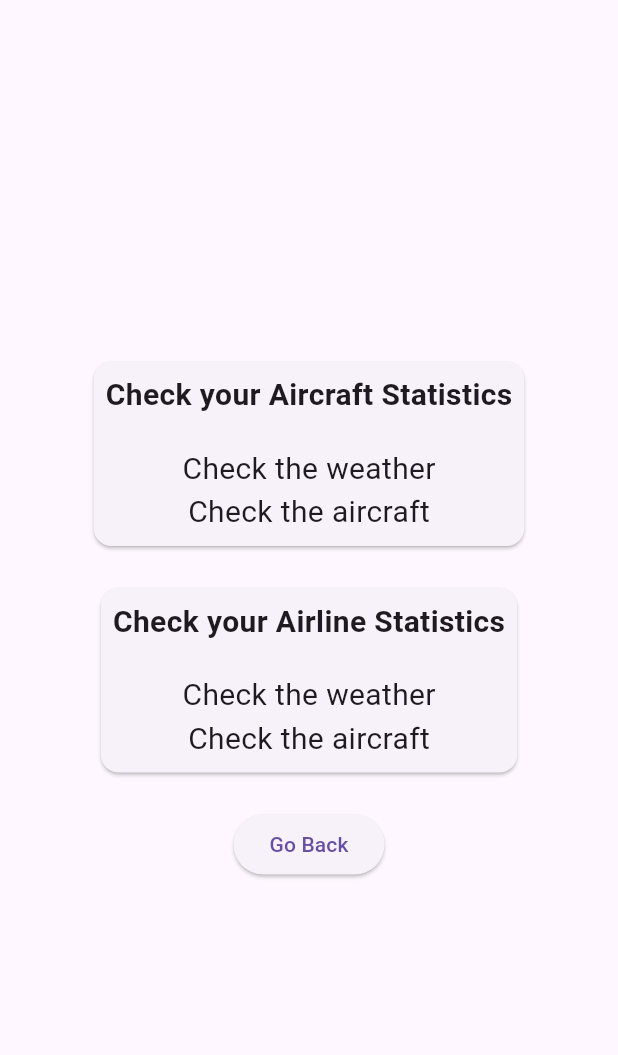
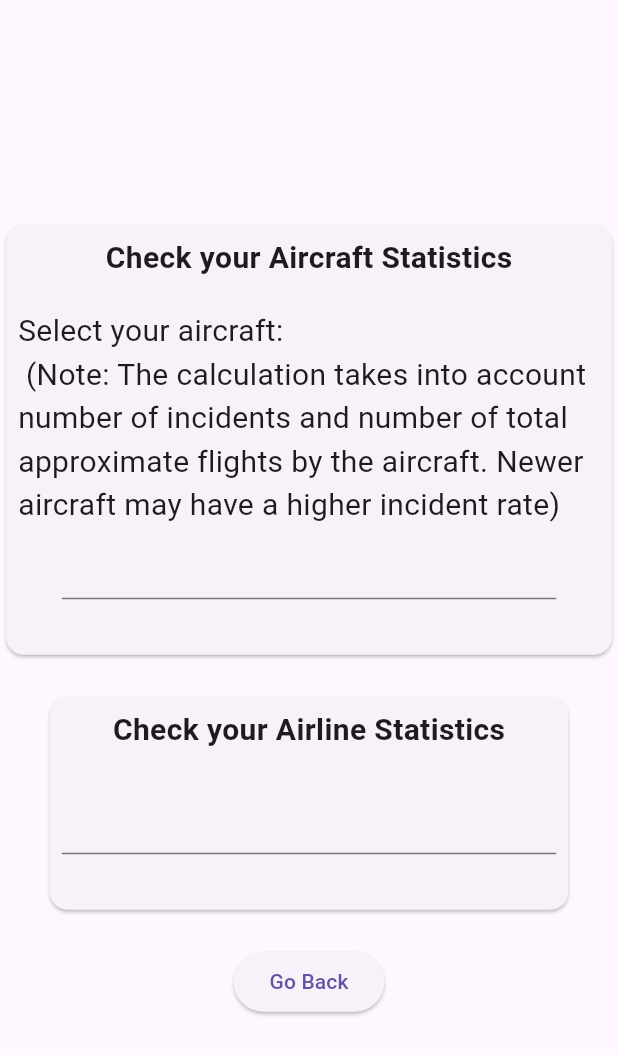
Before and after one commit to AndersonPech/planeselfhelpapp, a Flutter app: the screen it shows after launch, after a tap on "Before your flight", on a phone screen of 412 x 824 dp. Shown: the top 1055 px of the screen. Run offline on Flutter 3.47's test engine with Material 3 defaults, Android fonts, the phone set to English and light mode, and no system bars; missing offline and left inert: gif.

Commit message:
created statistics

```diff
--- a/lib/main.dart
+++ b/lib/main.dart
@@ -1,10 +1,15 @@
 import 'package:flutter/material.dart';
+import 'package:gif/gif.dart';
+import 'package:planestats/pages/statistics.dart';
 import 'pages/beforeflight.dart' as beforeflight;
 import 'pages/duringflight.dart' as duringflight;
 import 'pages/afterflight.dart' as afterflight;
+import 'pages/statistics.dart' as statistics;
 
 void main() {
   runApp(const MyApp());
+  Calculation().setAircraftData();
+  Calculation().setAirlineData();
 }
 
 class MyApp extends StatelessWidget {
@@ -17,37 +22,52 @@ class MyApp extends StatelessWidget {
   }
 }
 
-class HomePage extends StatelessWidget {
+class HomePage extends StatefulWidget {
   const HomePage({super.key});
+
+  @override
+  _HomePageState createState() => _HomePageState();
+}
+
+class _HomePageState extends State<HomePage> with SingleTickerProviderStateMixin {
+  late GifController controller;
+
+  @override
+  void initState() {
+    super.initState();
+    controller = GifController(vsync: this);
+  }
+
 
   @override
   Widget build(BuildContext context) {
     return Scaffold(
       body: Stack(
         children: [
-          Container(
-            decoration: BoxDecoration(
-              gradient: LinearGradient(
-                begin: Alignment.topLeft,
-                end: Alignment.bottomRight,
-                colors: [
-                  const Color.fromARGB(255, 180, 206, 227), // Start color
-                  const Color.fromARGB(255, 96, 154, 255), // End color
-                ],
+          Gif(
+            controller: controller,
+            fps: 15,
+            image: AssetImage('assets/images/blue.gif'),
+            fit: BoxFit.cover,
+            width: double.infinity,
+            height: double.infinity,
           ),
-            ),
-            child: Center(
+          Center(
             child: ListView(
               shrinkWrap: true,
-                //Make a button that goes to before flight page
+              // Make a button that goes to before flight page
               children: [
                 SizedBox(
-                    //Change the color of the text to white
+                  // Change the color of the text to white
                   child: Column(
                     children: [
                       Text(
                         'Welcome to the Flight Companion App',
-                        style: TextStyle(color: Colors.white, fontSize: 30, fontWeight: FontWeight.bold),
+                        style: TextStyle(
+                          color: Colors.white,
+                          fontSize: 30,
+                          fontWeight: FontWeight.bold,
+                        ),
                         textAlign: TextAlign.center,
                       ),
                       SizedBox(height: 20), // Add spacing
@@ -55,24 +75,28 @@ class HomePage extends StatelessWidget {
                         onPressed: () {
                           Navigator.of(context).push(
                             MaterialPageRoute(
-                          builder:
-                            (context) => beforeflight.Beforeflight(),
+                              builder: (context) => beforeflight.Beforeflight(),
                             ),
                           );
                         },
-                        child: Text('Before your flight', style: TextStyle(color: Colors.blueAccent),),
+                        child: Text(
+                          'Before your flight',
+                          style: TextStyle(color: Colors.blueAccent),
+                        ),
                       ),
                       SizedBox(height: 20), // Add spacing
                       ElevatedButton(
                         onPressed: () {
                           Navigator.of(context).push(
                             MaterialPageRoute(
-                          builder:
-                            (context) => duringflight.Duringflight(),
+                              builder: (context) => duringflight.Duringflight(),
                             ),
                           );
                         },
-                        child: Text('During your flight', style: TextStyle(color: Colors.blueAccent)),
+                        child: Text(
+                          'During your flight',
+                          style: TextStyle(color: Colors.blueAccent),
+                        ),
                       ),
                       SizedBox(height: 20), // Add spacing
                       ElevatedButton(
@@ -83,7 +107,10 @@ class HomePage extends StatelessWidget {
                             ),
                           );
                         },
-                        child: Text('After your flight',  style: TextStyle(color: Colors.blueAccent)),
+                        child: Text(
+                          'After your flight',
+                          style: TextStyle(color: Colors.blueAccent),
+                        ),
                       ),
                     ],
                   ),
@@ -91,7 +118,6 @@ class HomePage extends StatelessWidget {
               ],
             ),
           ),
-          ),
         ],
       ),
     );
--- a/lib/pages/beforeflight.dart
+++ b/lib/pages/beforeflight.dart
@@ -1,8 +1,19 @@
 import 'package:flutter/material.dart';
+import 'package:planestats/globals.dart';
+import 'package:planestats/pages/statistics.dart';
 
-class Beforeflight extends StatelessWidget {
+String aircraftData = '';
+String airlineData = '';
+Calculation calculation = Calculation();
+
+class Beforeflight extends StatefulWidget {
   const Beforeflight({super.key});
 
+  @override
+  _BeforeflightState createState() => _BeforeflightState();
+}
+
+class _BeforeflightState extends State<Beforeflight> {
   @override
   Widget build(BuildContext context) {
     return Scaffold(
@@ -14,16 +25,47 @@ class Beforeflight extends StatelessWidget {
             Card(
               child: Padding(
                 padding: const EdgeInsets.all(8.0),
+                child: Center(
                   child: Column(
                     children: [
                       Text(
                         'Check your Aircraft Statistics',
-                      style: TextStyle(fontSize: 20, fontWeight: FontWeight.bold),
+                        style: TextStyle(
+                          fontSize: 20,
+                          fontWeight: FontWeight.bold,
+                        ),
                       ),
                       SizedBox(height: 20),
-                    Text('Check the weather', style: TextStyle(fontSize: 20)),
-                    Text('Check the aircraft', style: TextStyle(fontSize: 20)),
+                      Center(
+                        child: Text(
+                          'Select your aircraft:\n (Note: The calculation takes into account number of incidents and number of total approximate flights by the aircraft. Newer aircraft may have a higher incident rate)',
+                          style: TextStyle(fontSize: 20),
+                        ),
+                      ),
+                      AutocompleteAircraft(
+                        onSelected: (String selection) {
+                          Map plane = calculation.getAircraftData(selection);
+                          setState(() {
+                            if (plane['num_flights_until_crash'] == '0') {
+                              aircraftData =
+                                  'This aircraft has never crashed! \n If we assume 1 crash for its total estimated flights, then it would be ${plane['num_flights']} flights until an incident.';
+                            } else {
+                              aircraftData =
+                                  'The estimated number of flights until a major incident: ${plane['num_flights_until_crash']}';
+                            }
+                          });
+                        },
+                      ),
+                      Text(
+                        aircraftData,
+                        textAlign: TextAlign.center,
+                        style: TextStyle(
+                          fontSize: 20,
+                          fontWeight: FontWeight.bold,
+                        ),
+                      ),
                     ],
+                  ),
                 ),
               ),
             ),
@@ -35,11 +77,34 @@ class Beforeflight extends StatelessWidget {
                   children: [
                     Text(
                       'Check your Airline Statistics',
-                      style: TextStyle(fontSize: 20, fontWeight: FontWeight.bold),
+                      style: TextStyle(
+                        fontSize: 20,
+                        fontWeight: FontWeight.bold,
+                      ),
                     ),
                     SizedBox(height: 20),
-                    Text('Check the weather', style: TextStyle(fontSize: 20)),
-                    Text('Check the aircraft', style: TextStyle(fontSize: 20)),
+                    AutocompleteAirline(
+                      onSelected: (String selection) {
+                        Map plane = calculation.getAirlineData(selection);
+                        setState(() {
+                          if (plane['num_flights_until_crash'] == '0') {
+                            airlineData =
+                                'This airline has never crashed! \n If we assume 1 crash for its total estimated flights, then it would be ${plane['num_flights']} flights until an incident.';
+                          } else {
+                            airlineData=
+                                'The estimated number of flights until a major incident: ${plane['num_flights_until_crash']}';
+                          }
+                        });
+                      },
+                    ),
+                    Text(
+                      airlineData,
+                      textAlign: TextAlign.center,
+                      style: TextStyle(
+                        fontSize: 20,
+                        fontWeight: FontWeight.bold,
+                      ),
+                    ),
                   ],
                 ),
               ),
@@ -57,3 +122,57 @@ class Beforeflight extends StatelessWidget {
     );
   }
 }
+
+class AutocompleteAircraft extends StatelessWidget {
+  final Function(String) onSelected;
+
+  AutocompleteAircraft({super.key, required this.onSelected});
+
+  final List<String> _kOptions = aircraftMap.keys.toList();
+
+  @override
+  Widget build(BuildContext context) {
+    return SizedBox(
+      width:
+          MediaQuery.of(context).size.width * 0.8, // Adjust the width as needed
+      child: Autocomplete<String>(
+        optionsBuilder: (TextEditingValue textEditingValue) {
+          if (textEditingValue.text == '') {
+            return const Iterable<String>.empty();
+          }
+          return _kOptions.where((String option) {
+            return option.contains(textEditingValue.text.toLowerCase());
+          });
+        },
+        onSelected: onSelected,
+      ),
+    );
+  }
+}
+
+class AutocompleteAirline extends StatelessWidget {
+  final Function(String) onSelected;
+
+  AutocompleteAirline({super.key, required this.onSelected});
+
+  final List<String> _kOptions = airlineMap.keys.toList();
+
+  @override
+  Widget build(BuildContext context) {
+    return SizedBox(
+      width:
+          MediaQuery.of(context).size.width * 0.8, // Adjust the width as needed
+      child: Autocomplete<String>(
+        optionsBuilder: (TextEditingValue textEditingValue) {
+          if (textEditingValue.text == '') {
+            return const Iterable<String>.empty();
+          }
+          return _kOptions.where((String option) {
+            return option.contains(textEditingValue.text.toLowerCase());
+          });
+        },
+        onSelected: onSelected,
+      ),
+    );
+  }
+}
--- a/lib/pages/statistics.dart
+++ b/lib/pages/statistics.dart
@@ -1,29 +1,25 @@
 import 'dart:io';
-
+import 'dart:convert';
 import 'package:flutter/material.dart';
+import 'package:flutter/services.dart' show rootBundle;
 import '../globals.dart';
 
 class Calculation {
-  void setAircraftData() {
-    File file = File('lib/data/aircraft_data.csv');
-    String contents = file.readAsStringSync();
+  Future<void> setAircraftData() async {
+    String contents = await rootBundle.loadString('assets/data/aircraft_data.csv');
     //Split the contents of the csv file by new line into a map with Aircraft as the key and the rest of the data as the value
     List lines = contents.split('\n');
     lines.removeAt(0);
 
     for (final line in lines) {
       List data = line.split(',');
-      String aircraft = data[0].trim();
+      String aircraft = data[0].trim().toLowerCase();
       Map aircraftData = {
         'Crash': data[1],
         'Denom': data[2],
       };
       aircraftMap[aircraft] = aircraftData;
     }
-
-    print('Keys in aircraftMap: ${aircraftMap.keys}');
-    print('Data for Boeing 737 Classic: ${aircraftMap['Boeing 737 Classic']}');
-    print('Data for McDonnell Douglas MD-90: ${aircraftMap['McDonnell Douglas MD-90']}');
 
 
     // Crash / Denom
@@ -34,10 +30,9 @@ class Calculation {
   Map getAircraftData(String aircraft) {
     Map data = aircraftMap[aircraft];
     int numerator = 0;
-    if (data['Crash'] == '0') {
-      numerator = 3;
-    } else {
-      numerator = int.parse(data['Crash']);
+    numerator = int.parse(data['Crash']);
+    if (numerator == 0) {
+      return {'num_flights_until_crash': '0', 'num_crashes': data['Crash'], 'num_flights': data['Denom']};
     }
     double numFlights = 1/(numerator / int.parse(data['Denom']));
     return {'num_flights_until_crash': numFlights.round(), 'num_crashes': data['Crash'], 'num_flights': data['Denom']};
@@ -45,21 +40,26 @@ class Calculation {
 
    Map getAirlineData(String aircraft) {
     Map data = airlineMap[aircraft];
-    double numFlights = 1/(data['Crash'] / data['Denom']);
-    return {'num_flights_until_crash': numFlights, 'num_crashes': data['Crash'], 'num_flights': data['Denom']};
+    int numerator = 0;
+    numerator = int.parse(data['Crash']);
+    if (numerator == 0) {
+      return {'num_flights_until_crash': '0', 'num_crashes': data['Crash'], 'num_flights': data['Denom']};
+    }
+    double numFlights = 1/(numerator / int.parse(data['Denom']));
+    return {'num_flights_until_crash': numFlights.round(), 'num_crashes': data['Crash'], 'num_flights': data['Denom']};
   }
 
 
-  void setAirlineData() {
-    File file = File('lib/data/aircraft_data.csv');
-    String contents = file.readAsStringSync();
+  Future<void> setAirlineData() async {
+    String contents = await rootBundle.loadString('assets/data/airline_data.csv');
     //Split the contents of the csv file by new line into a map with Aircraft as the key and the rest of the data as the value
     List lines = contents.split('\n');
     lines.removeAt(0);
 
     for (final line in lines) {
       List data = line.split(',');
-      String aircraft = data[0].trim();
+      String aircraft = data[0].trim().toLowerCase();
+      print(data);
       Map airlineData = {
         'Crash': data[1],
         'Denom': data[2],
--- a/pubspec.yaml
+++ b/pubspec.yaml
@@ -34,6 +34,7 @@ dependencies:
   # The following adds the Cupertino Icons font to your application.
   # Use with the CupertinoIcons class for iOS style icons.
   cupertino_icons: ^1.0.8
+  gif: ^2.3.0
 
 dev_dependencies:
   flutter_test:
@@ -61,8 +62,9 @@ flutter:
 
   # To add assets to your application, add an assets section, like this:
   assets:
-    - assets/images/home.gif
-    - assets/images/afterflight.jpg
+    - assets/data/aircraft_data.csv
+    - assets/data/airline_data.csv
+    - assets/images/blue.gif
 
   # An image asset can refer to one or more resolution-specific "variants", see
   # https://flutter.dev/to/resolution-aware-images
```
Also changed, not shown: assets/data/airline_data.csv (renamed from lib/data/airline_data.csv, +11 -0 lines), assets/data/aircraft_data.csv (renamed from lib/data/aircraft_data.csv), assets/images/blue.gif (added), pubspec.lock, 1 other file. Lines whose indentation alone changed are shown as unchanged.
